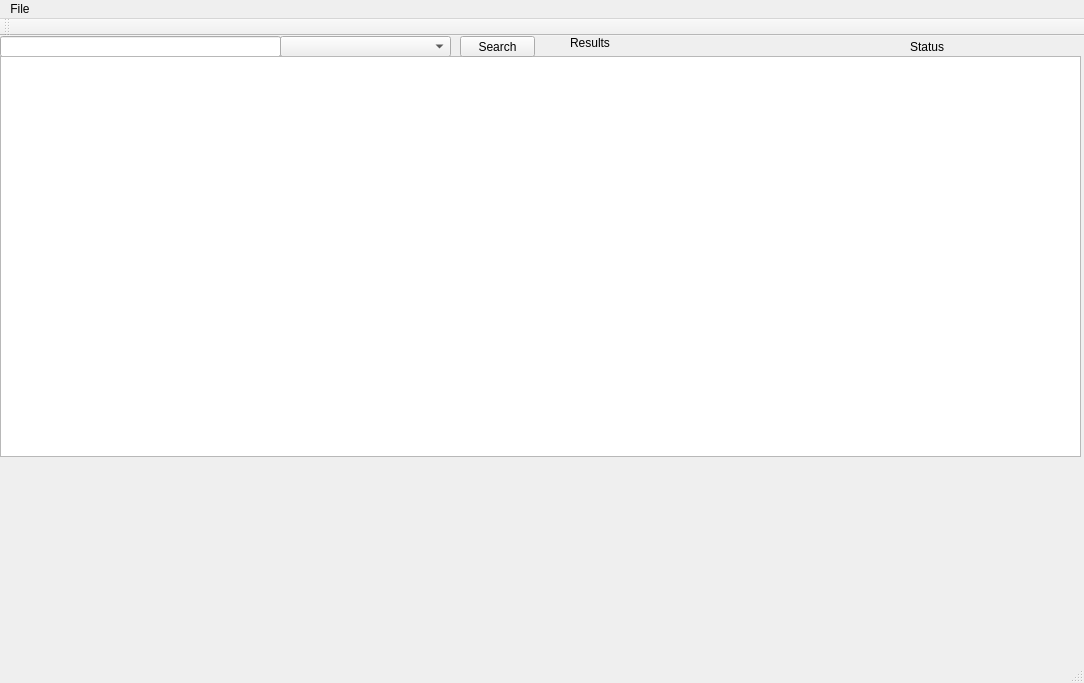
This is src/ui/mainwindow.ui in sertsch1/XLSRap as Qt 5 draws it before an edit. The edited form follows.
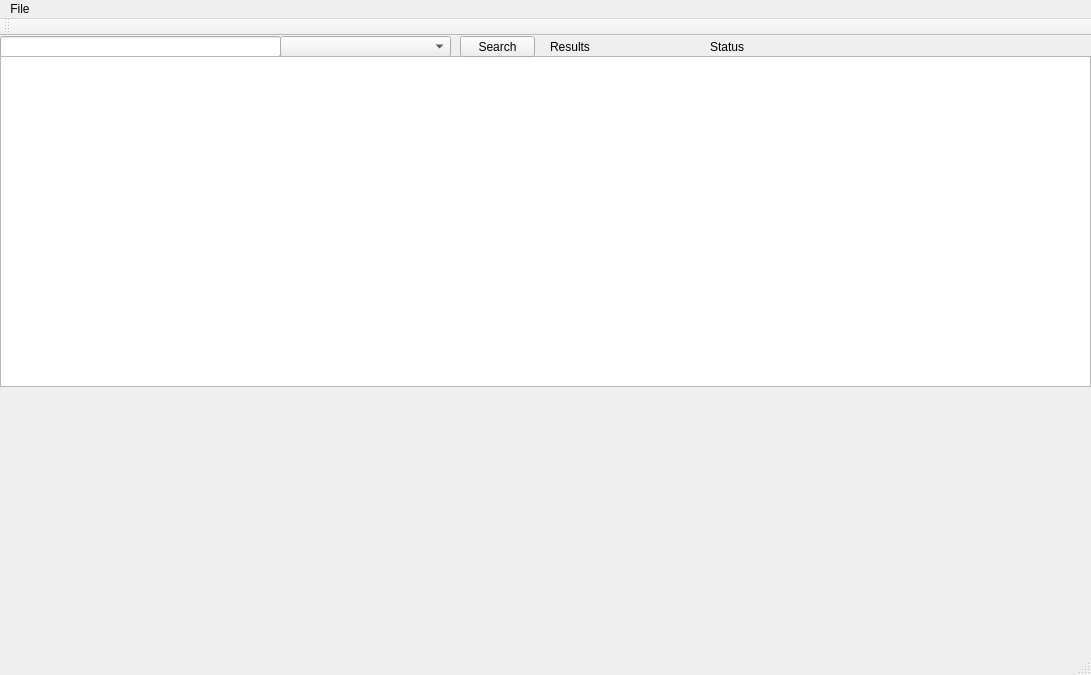
This is the edited form.

Commit message: Implement VideoWidget and ControlsWidget in MainWindow

Patch:
```diff
--- a/src/ui/mainwindow.ui
+++ b/src/ui/mainwindow.ui
@@ -6,8 +6,8 @@
    <rect>
     <x>0</x>
     <y>0</y>
-    <width>1084</width>
-    <height>683</height>
+    <width>1091</width>
+    <height>675</height>
    </rect>
   </property>
   <property name="windowTitle">
@@ -39,10 +39,16 @@
      <rect>
       <x>0</x>
       <y>20</y>
-      <width>1081</width>
-      <height>401</height>
+      <width>1091</width>
+      <height>331</height>
      </rect>
     </property>
+    <property name="styleSheet">
+     <string notr="true">#XlsTableModel  {
+width:100%;
+height:100%;
+}</string>
+    </property>
     <property name="sortingEnabled">
      <bool>true</bool>
     </property>
@@ -63,9 +69,9 @@
    <widget class="QLabel" name="StatusLabel">
     <property name="geometry">
      <rect>
-      <x>910</x>
+      <x>710</x>
       <y>0</y>
-      <width>171</width>
+      <width>371</width>
       <height>21</height>
      </rect>
     </property>
@@ -79,23 +85,67 @@
    <widget class="QLabel" name="SearchResultsLabel">
     <property name="geometry">
      <rect>
-      <x>570</x>
+      <x>550</x>
       <y>0</y>
       <width>47</width>
-      <height>13</height>
+      <height>21</height>
      </rect>
     </property>
     <property name="text">
      <string>Results</string>
     </property>
    </widget>
+   <widget class="QWidget" name="gridLayoutWidget">
+    <property name="geometry">
+     <rect>
+      <x>0</x>
+      <y>350</y>
+      <width>371</width>
+      <height>191</height>
+     </rect>
+    </property>
+    <layout class="QGridLayout" name="PlayerLayout"/>
+   </widget>
+   <widget class="QWidget" name="gridLayoutWidget_2">
+    <property name="geometry">
+     <rect>
+      <x>0</x>
+      <y>580</y>
+      <width>371</width>
+      <height>41</height>
+     </rect>
+    </property>
+    <layout class="QGridLayout" name="ControlsLayout"/>
+   </widget>
+   <widget class="QWidget" name="gridLayoutWidget_3">
+    <property name="geometry">
+     <rect>
+      <x>0</x>
+      <y>550</y>
+      <width>371</width>
+      <height>41</height>
+     </rect>
+    </property>
+    <layout class="QGridLayout" name="SliderLayout"/>
+   </widget>
+   <widget class="QWidget" name="gridLayoutWidget_5">
+    <property name="geometry">
+     <rect>
+      <x>370</x>
+      <y>560</y>
+      <width>51</width>
+      <height>21</height>
+     </rect>
+    </property>
+    <layout class="QGridLayout" name="gridLayout"/>
+   </widget>
   </widget>
   <widget class="QMenuBar" name="menuBar">
    <property name="geometry">
     <rect>
      <x>0</x>
      <y>0</y>
-     <width>1084</width>
+     <width>1091</width>
      <height>21</height>
     </rect>
    </property>
```
The commit also changes 2 other files.
